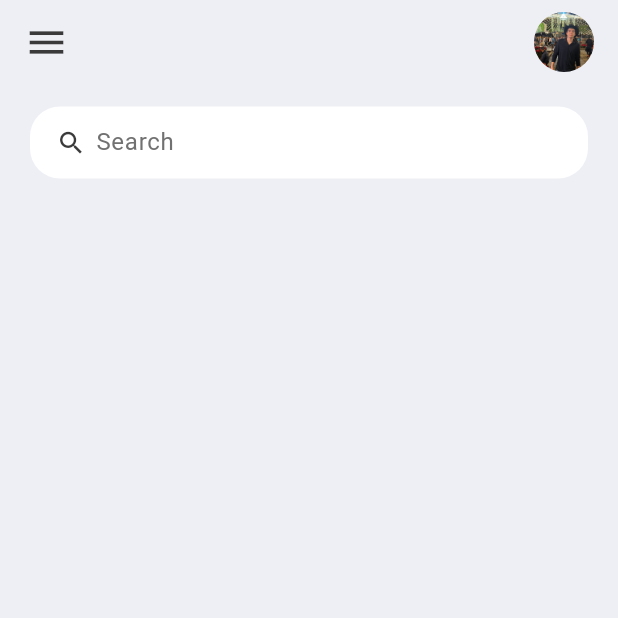
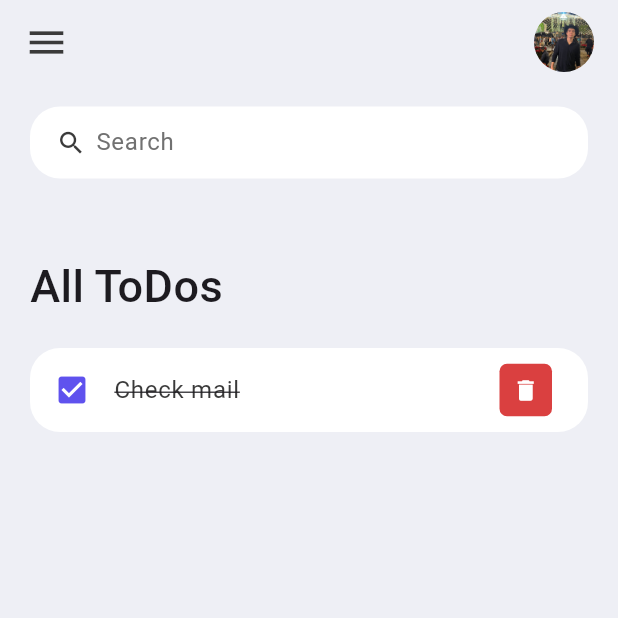
Before and after one commit to ArturoDuCas/flutter_todo_app, a Flutter app: the screen it shows after launch, on a phone screen of 412 x 824 dp, the top half of it. Run offline on Flutter 3.47's test engine with Material 3 defaults, Android fonts, the phone set to English and light mode, and no system bars.

Commit message:
feat: create todo_item.dart

```diff
--- a/lib/screens/home.dart
+++ b/lib/screens/home.dart
@@ -1,5 +1,6 @@
 import "package:flutter/material.dart";
 import "package:todo_app/constants/colors.dart";
+import "package:todo_app/widgets/todo_item.dart";
 
 class Home extends StatelessWidget {
   const Home({Key? key}) : super(key: key);
@@ -14,6 +15,26 @@ class Home extends StatelessWidget {
         child: Column(
           children: [
             searchBox(),
+            Expanded(
+              child: ListView(
+                children: [
+                  Container(
+                    margin: const EdgeInsets.only(
+                      top: 50,
+                      bottom: 20,
+                    ),
+                    child: const Text(
+                      "All ToDos",
+                      style: TextStyle(
+                        fontSize: 30,
+                        fontWeight: FontWeight.w500,
+                      ),
+                    ),
+                  ),
+                  ToDoItem(),
+                ],
+              ),
+            ),
           ],
         ),
       ),
--- /dev/null
+++ b/lib/widgets/todo_item.dart
@@ -0,0 +1,45 @@
+import "package:flutter/material.dart";
+import "package:todo_app/constants/colors.dart";
+
+class ToDoItem extends StatelessWidget {
+  const ToDoItem({super.key});
+
+  @override
+  Widget build(BuildContext context) {
+    return Container(
+      child: ListTile(
+        onTap: () {},
+        shape: RoundedRectangleBorder(
+          borderRadius: BorderRadius.circular(20),
+        ),
+        tileColor: Colors.white,
+        leading: const Icon(
+          Icons.check_box,
+          color: tdBlue,
+        ),
+        title: const Text(
+          "Check mail",
+          style: TextStyle(
+            fontSize: 16,
+            color: tdBlack,
+            decoration: TextDecoration.lineThrough,
+          ),
+        ),
+        trailing: Container(
+          height: 35,
+          width: 35,
+          decoration: BoxDecoration(
+            color: tdRed,
+            borderRadius: BorderRadius.circular(5),
+          ),
+          child: IconButton(
+            color: Colors.white,
+            iconSize: 18,
+            icon: Icon(Icons.delete),
+            onPressed: () {},
+          ),
+        ),
+      ),
+    );
+  }
+}
```
